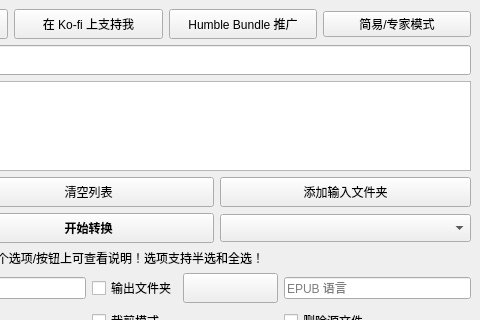
Old version of the form gui/KCC.ui in the repository mengmengma0104/kcc; both pictures show x 303 to 783 and y 0 to 320 of the 783 by 821 pixel window.
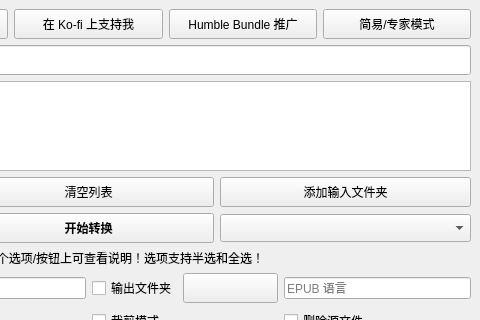
New version of the form. Icons and pictures are not drawn.

What changed in the file:
```diff
--- a/gui/KCC.ui
+++ b/gui/KCC.ui
@@ -1127,6 +1127,12 @@
        </item>
        <item row="0" column="4">
         <widget class="QPushButton" name="expertButton">
+         <property name="minimumSize">
+          <size>
+           <width>0</width>
+           <height>30</height>
+          </size>
+         </property>
          <property name="toolTip">
           <string>切换简易/专家模式</string>
          </property>
```
